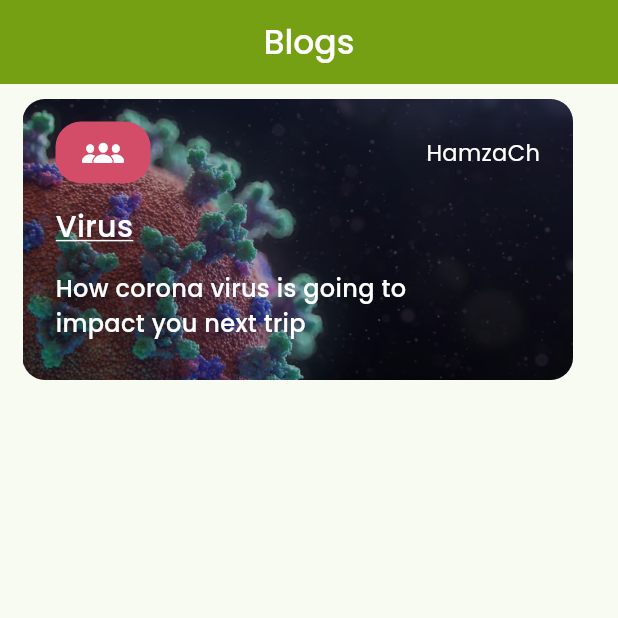
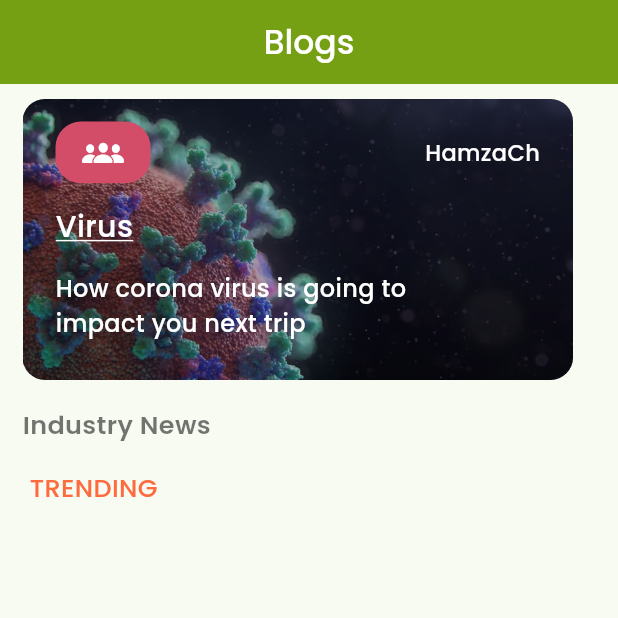
Before and after one commit to HAMZA-CH420/Acaste, a Flutter app: the BlogScreen screen opened directly, on a phone screen of 412 x 824 dp, the top half of it. Run offline on Flutter 3.47's test engine with Material 3 defaults, Android fonts, the phone set to English and light mode, and no system bars; our stand-ins replace google_fonts, iconsax.

Commit message:
minor changes

```diff
--- a/lib/Features/BlogScreen/blog_screen.dart
+++ b/lib/Features/BlogScreen/blog_screen.dart
@@ -26,8 +26,26 @@ class BlogScreen extends StatelessWidget {
           vertical: 10,
         ),
         child: Column(
+          crossAxisAlignment: CrossAxisAlignment.start,
+          spacing: 18,
           children: [
             Updates(),
+            Text(
+              "Industry News",
+              style: GoogleFonts.poppins(
+                fontSize: 17,
+                fontWeight: FontWeight.w600,
+                color: Colors.black54,
+              ),
+            ),
+            Text(
+              " TRENDING",
+              style: GoogleFonts.poppins(
+                fontSize: 17,
+                fontWeight: FontWeight.w500,
+                color: Color(0XFFFD6B3F),
+              ),
+            ),
           ],
         ),
       ),
--- a/lib/Features/BlogScreen/widgets/updates.dart
+++ b/lib/Features/BlogScreen/widgets/updates.dart
@@ -101,7 +101,7 @@ class _UpdatesState extends State<Updates> {
                   authorName,
                   style: GoogleFonts.poppins(
                     fontSize: 15,
-                    fontWeight: FontWeight.w400,
+                    fontWeight: FontWeight.w500,
                     color: Colors.white,
                   ),
                 )
```
